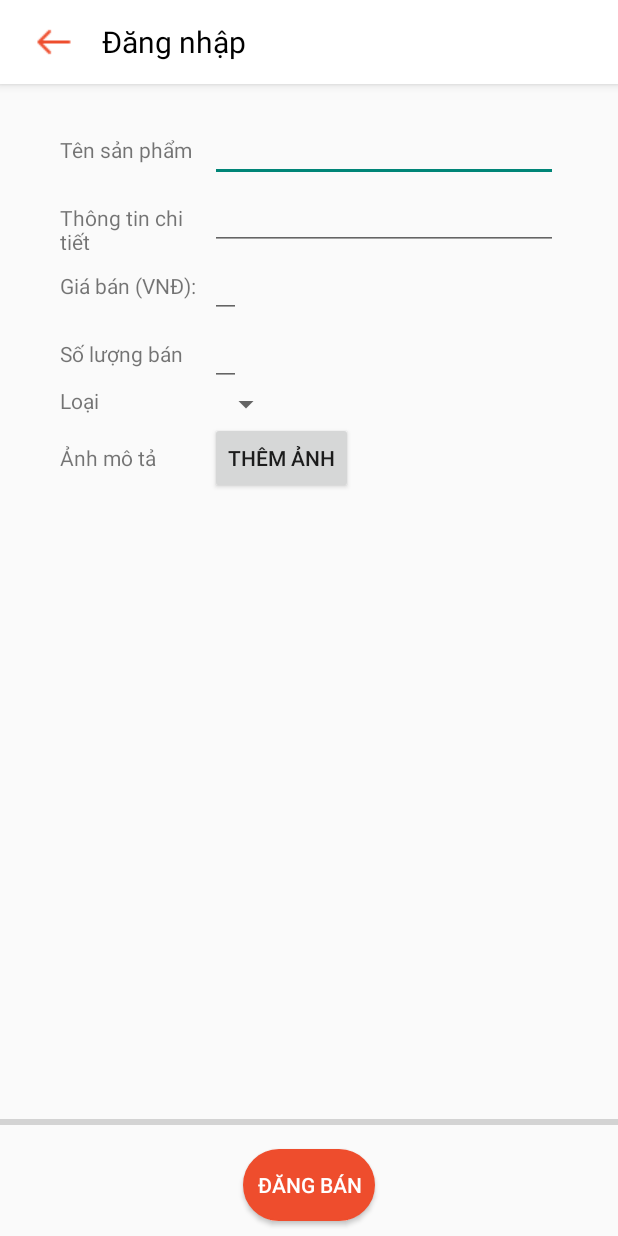
After one commit to jaenguyen/MyShop, an Android app: the AddProductActivity screen opened directly, with no data from a screen before it, on a phone screen of 412 x 824 dp. The commit adds this screen. Run offline under Robolectric (Android 15) with nearby library versions, the phone set to English and light mode, and no system bars.

Commit message:
refactor code + thêm giao diện đăng sản phẩm bán

```diff
--- a/app/src/main/java/com/ic/myshop/activity/account/AccountSettingActivity.java
+++ b/app/src/main/java/com/ic/myshop/activity/AccountSettingActivity.java
@@ -1,4 +1,4 @@
-package com.ic.myshop.activity.account;
+package com.ic.myshop.activity;
 
 import androidx.appcompat.app.AppCompatActivity;
 
@@ -10,7 +10,6 @@ import android.widget.ImageButton;
 import android.widget.TextView;
 
 import com.ic.myshop.R;
-import com.ic.myshop.activity.LoginActivity;
 import com.ic.myshop.auth.AuthService;
 import com.ic.myshop.constant.Constant;
 
@@ -25,8 +24,8 @@ public class AccountSettingActivity extends AppCompatActivity {
     protected void onCreate(Bundle savedInstanceState) {
         super.onCreate(savedInstanceState);
         setContentView(R.layout.activity_account_setting);
+        init();
 
-        init();
         btnBack.setOnClickListener(new View.OnClickListener() {
             @Override
             public void onClick(View view) {
@@ -45,7 +44,6 @@ public class AccountSettingActivity extends AppCompatActivity {
         });
     }
 
-
     private void init() {
         toolbarTitle = findViewById(R.id.toolbar_title);
         toolbarTitle.setText(Constant.ACCOUNT_SETTING);
--- /dev/null
+++ b/app/src/main/java/com/ic/myshop/activity/AddProductActivity.java
@@ -0,0 +1,16 @@
+package com.ic.myshop.activity;
+
+import androidx.appcompat.app.AppCompatActivity;
+
+import android.os.Bundle;
+
+import com.ic.myshop.R;
+
+public class AddProductActivity extends AppCompatActivity {
+
+    @Override
+    protected void onCreate(Bundle savedInstanceState) {
+        super.onCreate(savedInstanceState);
+        setContentView(R.layout.activity_add_product);
+    }
+}
--- /dev/null
+++ b/app/src/main/java/com/ic/myshop/constant/DatabaseConstant.java
@@ -0,0 +1,6 @@
+package com.ic.myshop.constant;
+
+public class DatabaseConstant {
+
+    public static final String PRODUCTS = "products";
+}
--- /dev/null
+++ b/app/src/main/java/com/ic/myshop/constant/InputParam.java
@@ -0,0 +1,6 @@
+package com.ic.myshop.constant;
+
+public class InputParam {
+
+    public static final String CREATED_TIME = "createdTime";
+}
--- a/app/src/main/java/com/ic/myshop/fragment/UserFragment.java
+++ b/app/src/main/java/com/ic/myshop/fragment/UserFragment.java
@@ -5,7 +5,6 @@ import android.os.Bundle;
 import android.view.LayoutInflater;
 import android.view.View;
 import android.view.ViewGroup;
-import android.widget.ImageButton;
 import android.widget.ImageView;
 import android.widget.TextView;
 
@@ -15,7 +14,7 @@ import androidx.fragment.app.Fragment;
 
 import com.ic.myshop.R;
 import com.ic.myshop.activity.MyProductActivity;
-import com.ic.myshop.activity.account.AccountSettingActivity;
+import com.ic.myshop.activity.AccountSettingActivity;
 
 public class UserFragment extends Fragment {
 
--- /dev/null
+++ b/app/src/main/res/drawable/custom_button.xml
@@ -0,0 +1,13 @@
+<!-- res/drawable/edittext_background.xml -->
+<shape xmlns:android="http://schemas.android.com/apk/res/android"
+    android:shape="rectangle">
+
+    <corners android:radius="40dp" />
+
+    <stroke
+        android:width="1dp"
+        android:color="#FBFBFB" />
+
+    <solid android:color="#E1DFDF" />
+
+</shape>
--- /dev/null
+++ b/app/src/main/res/drawable/ic_add.xml
@@ -0,0 +1,5 @@
+<vector android:height="24dp" android:tint="#FFFFFF"
+    android:viewportHeight="24" android:viewportWidth="24"
+    android:width="24dp" xmlns:android="http://schemas.android.com/apk/res/android">
+    <path android:fillColor="@android:color/white" android:pathData="M19,13h-6v6h-2v-6H5v-2h6V5h2v6h6v2z"/>
+</vector>
--- /dev/null
+++ b/app/src/main/res/layout/activity_add_product.xml
@@ -0,0 +1,129 @@
+<?xml version="1.0" encoding="utf-8"?>
+<RelativeLayout xmlns:android="http://schemas.android.com/apk/res/android"
+    xmlns:app="http://schemas.android.com/apk/res-auto"
+    xmlns:tools="http://schemas.android.com/tools"
+    android:layout_width="match_parent"
+    android:layout_height="match_parent"
+    android:orientation="vertical"
+    tools:context=".activity.AddProductActivity">
+
+    <include
+        layout="@layout/extra_toolbar"
+        android:id="@+id/toolbar_account_setting" />
+
+    <LinearLayout
+        android:id="@+id/add_data_layout"
+        android:layout_width="match_parent"
+        android:layout_height="wrap_content"
+        android:layout_below="@id/toolbar_account_setting"
+        android:layout_centerVertical="true"
+        android:layout_marginStart="40dp"
+        android:layout_marginTop="20dp"
+        android:layout_marginEnd="40dp"
+        android:layout_marginBottom="20dp"
+        android:orientation="vertical">
+        <LinearLayout
+            android:layout_width="match_parent"
+            android:layout_height="wrap_content">
+            <TextView
+                android:text="@string/product_name"
+                android:layout_width="100dp"
+                android:layout_height="wrap_content"/>
+            <EditText
+                android:id="@+id/txt_name"
+                android:layout_width="match_parent"
+                android:layout_height="wrap_content"/>
+        </LinearLayout>
+        <LinearLayout
+            android:layout_width="match_parent"
+            android:layout_height="wrap_content">
+            <TextView
+                android:text="@string/product_description"
+                android:layout_width="100dp"
+                android:layout_height="wrap_content"/>
+            <EditText
+                android:id="@+id/txt_description"
+                android:layout_width="match_parent"
+                android:layout_height="wrap_content"/>
+        </LinearLayout>
+        <LinearLayout
+            android:layout_width="match_parent"
+            android:layout_height="wrap_content">
+            <TextView
+                android:text="Giá bán (VNĐ):"
+                android:layout_width="100dp"
+                android:layout_height="wrap_content"/>
+            <EditText
+                android:id="@+id/txt_price"
+                android:inputType="number"
+                android:layout_width="wrap_content"
+                android:layout_height="wrap_content"/>
+        </LinearLayout>
+        <LinearLayout
+            android:layout_width="match_parent"
+            android:layout_height="wrap_content">
+            <TextView
+                android:text="@string/product_sell_number"
+                android:layout_width="100dp"
+                android:layout_height="wrap_content"/>
+            <EditText
+                android:id="@+id/txt_sell_number"
+                android:inputType="number"
+                android:layout_width="wrap_content"
+                android:layout_height="wrap_content"/>
+        </LinearLayout>
+        <LinearLayout
+            android:layout_width="match_parent"
+            android:layout_height="wrap_content">
+            <TextView
+                android:text="@string/product_category"
+                android:layout_width="100dp"
+                android:layout_height="wrap_content"/>
+            <Spinner
+                android:id="@+id/typeSpinner"
+                android:layout_width="wrap_content"
+                android:layout_height="wrap_content"/>
+        </LinearLayout>
+        <LinearLayout
+            android:layout_width="match_parent"
+            android:layout_height="wrap_content">
+            <TextView
+                android:text="@string/product_image"
+                android:layout_width="100dp"
+                android:layout_height="wrap_content"/>
+            <Button
+                android:id="@+id/button_choose_image"
+                android:text="thêm ảnh"
+                android:layout_width="wrap_content"
+                android:layout_height="wrap_content"/>
+        </LinearLayout>
+    </LinearLayout>
+    <ImageView
+        android:id="@+id/image_view"
+        android:layout_width="match_parent"
+        android:layout_height="match_parent"
+        android:layout_below="@id/add_data_layout"
+        android:layout_above="@id/progress_bar"
+        android:layout_marginTop="10dp"
+        android:layout_marginLeft="10dp"
+        android:layout_marginRight="10dp"/>
+    <ProgressBar
+        android:id="@+id/progress_bar"
+        style="@style/Widget.AppCompat.ProgressBar.Horizontal"
+        android:layout_width="match_parent"
+        android:layout_height="wrap_content"
+        android:layout_above="@+id/button_upload"
+        android:layout_alignParentStart="true"
+        android:layout_marginBottom="10dp" />
+    <Button
+        android:id="@+id/button_upload"
+        android:layout_width="wrap_content"
+        android:layout_height="wrap_content"
+        android:layout_alignParentBottom="true"
+        android:layout_centerHorizontal="true"
+        android:layout_marginBottom="10dp"
+        android:background="@drawable/custom_button"
+        android:backgroundTint="@color/primary_color"
+        android:text="Đăng bán"
+        android:textColor="@color/white" />
+</RelativeLayout>
--- a/app/src/main/res/values/strings.xml
+++ b/app/src/main/res/values/strings.xml
@@ -7,4 +7,13 @@
     <string name="sign_up">Đăng ký</string>
     <string name="forgot_password">Quên mật khẩu</string>
     <string name="notification">Thông báo</string>
+    <string name="account_security">Tài khoản và bảo mật</string>
+    <string name="address">Địa chỉ</string>
+    <string name="my_shop_account">Tài khoản MyShop</string>
+    <string name="product_name">Tên sản phẩm</string>
+    <string name="product_description">Thông tin chi tiết</string>
+    <string name="product_price">Giá bán</string>
+    <string name="product_category">Loại</string>
+    <string name="product_sell_number">Số lượng bán</string>
+    <string name="product_image">Ảnh mô tả</string>
 </resources>
```
Also changed, not shown: app/src/main/AndroidManifest.xml (+7 -4 lines), app/src/main/java/com/ic/myshop/activity/ForgotActivity.java (+6 -4 lines), app/src/main/java/com/ic/myshop/activity/LoginActivity.java (+12 -6 lines), app/src/main/java/com/ic/myshop/activity/MyProductActivity.java (+41 -32 lines), app/src/main/java/com/ic/myshop/activity/SignupActivity.java (+15 -6 lines), app/src/main/java/com/ic/myshop/adapter/ProductAdapter.java (+10 -2 lines), app/src/main/res/layout/activity_account_setting.xml (+4 -4 lines), app/src/main/res/layout/activity_my_product.xml (+14 -10 lines).
